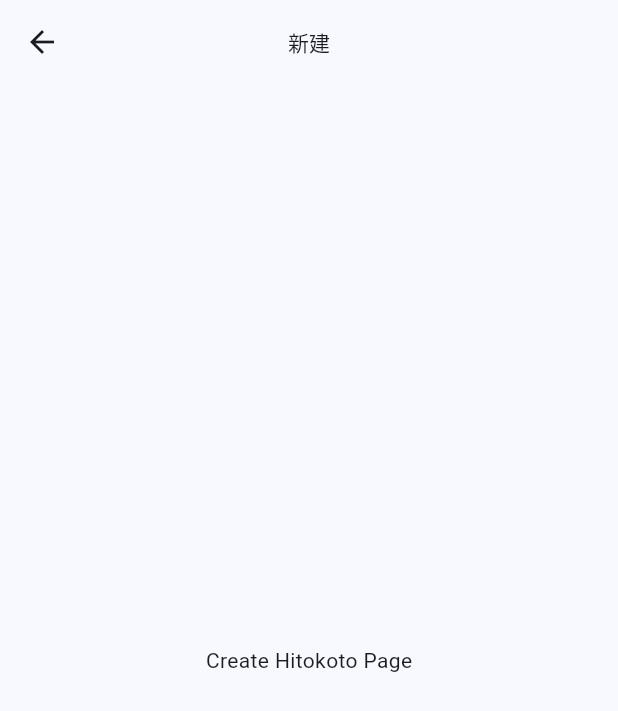
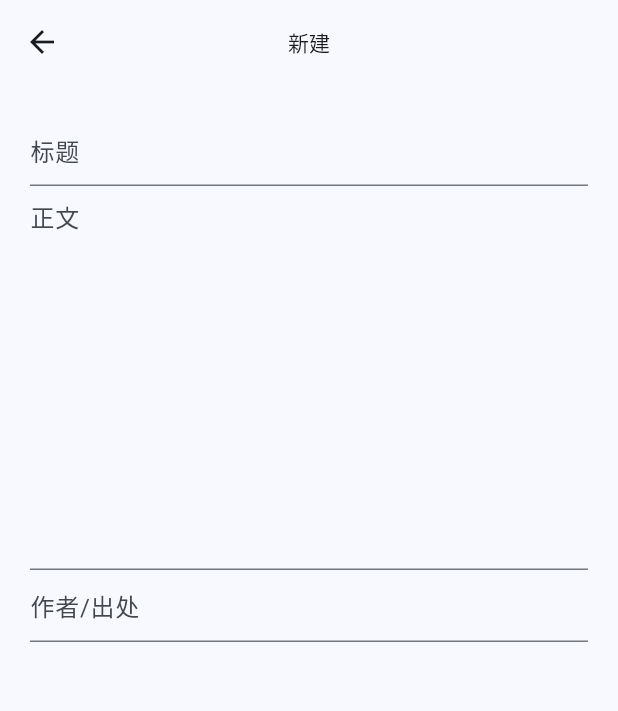
Before and after one commit to Hello-world150/pencil_app, a Flutter app: the ExplorePage screen opened directly, after a tap on the "create" icon, on a phone screen of 412 x 824 dp. Shown: the top 711 px of the screen. Run offline on Flutter 3.47's test engine with Material 3 defaults, Android fonts, the light colour scheme and no system bars.

Commit message:
feat: add carousel view support

```diff
--- /dev/null
+++ b/lib/components/explore_carouselview.dart
@@ -0,0 +1,51 @@
+import 'package:flutter/material.dart';
+
+class ExploreCarouselView extends StatelessWidget {
+  const ExploreCarouselView({super.key});
+
+  // the border radius for the carousel items
+  final double borderRadius = 10.0;
+
+  @override
+  Widget build(BuildContext context) {
+    return Expanded(
+      child: CarouselView(
+        shape: RoundedRectangleBorder(
+          borderRadius: BorderRadius.circular(borderRadius),
+        ),
+
+        itemSnapping: true,
+        itemExtent: 600.0,
+        scrollDirection: Axis.horizontal,
+        enableSplash: false,
+
+        children: List<Widget>.generate(10, (int index) {
+          return Card(
+            // show higher elevation
+            elevation: 2.5,
+
+            // apply ink well
+            child: InkWell(
+              borderRadius: BorderRadius.circular(borderRadius),
+
+              // TODO: get item for Internet API
+              onTap: () {
+                // Navigate to the detail page
+                Navigator.of(context).push(
+                  MaterialPageRoute(
+                    builder: (context) => Scaffold(
+                      appBar: AppBar(title: Text('Item $index')),
+                      body: Center(child: Text('Details for Item $index')),
+                    ),
+                  ),
+                );
+              },
+
+              child: Center(child: Text('Item $index')),
+            ),
+          );
+        }),
+      ),
+    );
+  }
+}
--- a/lib/pages/create_hitokoto_page.dart
+++ b/lib/pages/create_hitokoto_page.dart
@@ -11,7 +11,33 @@ class CreateHitokotoPage extends StatelessWidget {
         titleTextStyle: Theme.of(context).textTheme.titleSmall,
         centerTitle: true,
       ),
-      body: Center(child: Text('Create Hitokoto Page')),
+      body: Padding(
+        padding: const EdgeInsets.all(20.0),
+        child: Column(
+          children: [
+            // show optional image, from user's choice
+
+            // input widget
+            Form(
+              child: Column(
+                children: [
+                  // optional title
+                  TextFormField(decoration: InputDecoration(hintText: '标题')),
+
+                  // content
+                  TextFormField(
+                    maxLines: 10,
+                    decoration: InputDecoration(hintText: '正文'),
+                  ),
+
+                  // optional author or source
+                  TextFormField(decoration: InputDecoration(hintText: '作者/出处')),
+                ],
+              ),
+            ),
+          ],
+        ),
+      ),
     );
   }
 }
--- a/lib/pages/explore_page.dart
+++ b/lib/pages/explore_page.dart
@@ -1,4 +1,5 @@
 import 'package:flutter/material.dart';
+import 'package:pencil_app/components/explore_carouselview.dart';
 import 'time_corridor_page.dart';
 import 'create_hitokoto_page.dart';
 
@@ -45,7 +46,15 @@ class ExplorePage extends StatelessWidget {
           );
         },
       ),
-      body: Center(child: Text('Explore Page')),
+      body: Padding(
+        padding: const EdgeInsets.all(40.0),
+        child: Column(
+          children: [
+            // explore the online hitokotos
+            ExploreCarouselView(),
+          ],
+        ),
+      ),
     );
   }
 }
--- a/lib/pages/home_page.dart
+++ b/lib/pages/home_page.dart
@@ -21,7 +21,7 @@ class _HomePageState extends State<HomePage> {
 
   // navigation destinations
   final List<NavigationDestination> navigationDestinations = [
-    const NavigationDestination(icon: Icon(Icons.explore), label: '浏览'),
+    const NavigationDestination(icon: Icon(Icons.explore), label: '发现'),
     const NavigationDestination(icon: Icon(Icons.person), label: '个人'),
   ];
 
--- a/pubspec.yaml
+++ b/pubspec.yaml
@@ -34,6 +34,8 @@ dependencies:
   # The following adds the Cupertino Icons font to your application.
   # Use with the CupertinoIcons class for iOS style icons.
   cupertino_icons: ^1.0.8
+  image_picker: ^1.1.2
+  http: ^1.5.0
 
 dev_dependencies:
   flutter_test:
```
Also changed, not shown: lib/components/collection_gridview.dart (+1 -8 lines), pubspec.lock, 8 other files.
